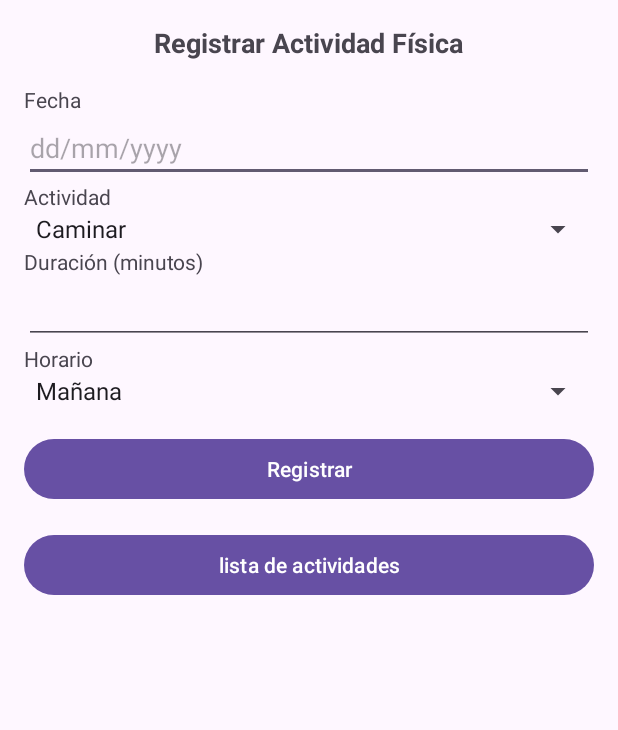
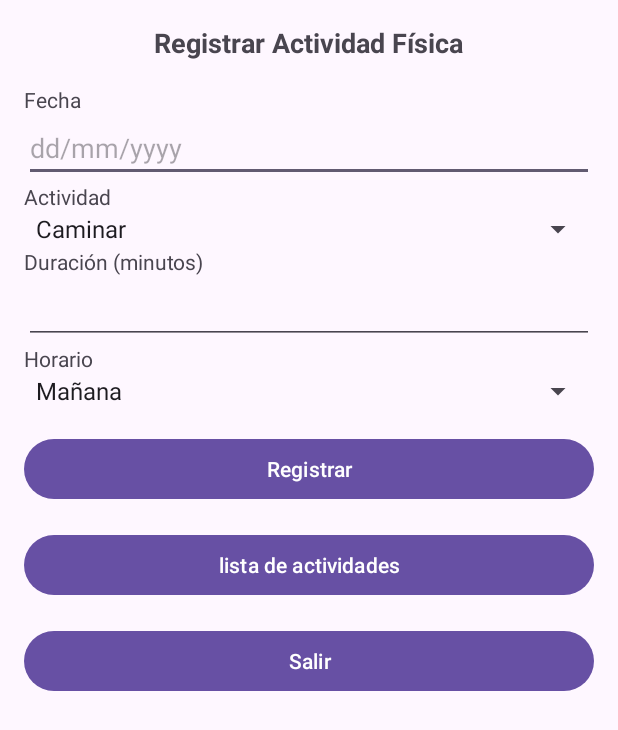
Before and after one commit to Camilo1138/AndroidProyect, an Android app: the AggActividadFisicaActivity screen opened directly, with no data from a screen before it, on a phone screen of 412 x 824 dp. Shown: the top 730 px of the screen. Run offline under Robolectric (Android 15) with nearby library versions, the phone set to English and light mode, and no system bars.

Commit message:
botones de salir y regresar en todo menos medicina.

```diff
--- a/app/src/main/java/com/example/myapplication/ActividadFisicaActivity.java
+++ b/app/src/main/java/com/example/myapplication/ActividadFisicaActivity.java
@@ -2,6 +2,7 @@ package com.example.myapplication;
 
 import android.content.Intent;
 import android.os.Bundle;
+import android.widget.Button;
 
 import androidx.appcompat.app.AppCompatActivity;
 import androidx.recyclerview.widget.LinearLayoutManager;
@@ -34,11 +35,16 @@ public class ActividadFisicaActivity extends AppCompatActivity {
 
         // Ordenar de más reciente a más antigua
         Collections.reverse(activityList);
+        Button btnRegresar = findViewById(R.id.btnRegresar);
 
         // Configurar el RecyclerView
         activityAdapter = new ActFisicaAdapter(activityList);
         recyclerViewActivities.setLayoutManager(new LinearLayoutManager(this));
         recyclerViewActivities.setAdapter(activityAdapter);
+
+        btnRegresar.setOnClickListener(v -> {
+            finish();
+        });
 
 
     }
--- a/app/src/main/java/com/example/myapplication/AggActividadFisicaActivity.java
+++ b/app/src/main/java/com/example/myapplication/AggActividadFisicaActivity.java
@@ -41,6 +41,7 @@ public class AggActividadFisicaActivity extends AppCompatActivity {
         spinnerTime = findViewById(R.id.spinnerTime);
         btnRegister = findViewById(R.id.btnRegister);
         bntmostrar= findViewById(R.id.btnmostrar);
+        Button btnSalir = findViewById(R.id.btnSalir);
 
         // Configurar Spinners
         String[] activities = {"Caminar", "Trotar", "Correr", "Funcional", "Crossfit", "Entrenamiento de pesas", "Nadar"};
@@ -95,9 +96,12 @@ public class AggActividadFisicaActivity extends AppCompatActivity {
                 startActivity(intent);
             }
         });
-
-
-
+        btnSalir.setOnClickListener(new View.OnClickListener() {
+            @Override
+            public void onClick(View v) {
+                finish(); // Finaliza la actividad actual y regresa a la anterior
+            }
+        });
     }
 
     private void saveActivityToFile(ActividadFisica activity) {
--- a/app/src/main/java/com/example/myapplication/AggCitaActivity.java
+++ b/app/src/main/java/com/example/myapplication/AggCitaActivity.java
@@ -1,5 +1,6 @@
 package com.example.myapplication;
 
+import android.annotation.SuppressLint;
 import android.app.DatePickerDialog;
 import android.app.TimePickerDialog;
 import android.content.Intent;
@@ -41,6 +42,7 @@ public class AggCitaActivity extends AppCompatActivity {
         EditText etTitulo = findViewById(R.id.etTitulo);
         Button btnlista_citas = findViewById(R.id.btnlista_citas);
         Button btnGuardar= findViewById(R.id.btnGuardar);
+        Button btnSalir = findViewById(R.id.btnSalir);
 
         // Cargar médicos en el Spinner
         cargarMedicosEnSpinner();
@@ -64,6 +66,10 @@ public class AggCitaActivity extends AppCompatActivity {
                     day
             );
             datePickerDialog.show();
+        });
+
+        btnSalir.setOnClickListener(v -> {
+            finish(); // Finaliza esta actividad y regresa a la actividad anterior
         });
 
         btnSelectTime.setOnClickListener(v -> {
--- a/app/src/main/java/com/example/myapplication/CitasActivity.java
+++ b/app/src/main/java/com/example/myapplication/CitasActivity.java
@@ -1,6 +1,7 @@
 package com.example.myapplication;
 
 import android.os.Bundle;
+import android.widget.Button;
 
 import androidx.activity.EdgeToEdge;
 import androidx.appcompat.app.AppCompatActivity;
@@ -24,9 +25,14 @@ public class CitasActivity extends AppCompatActivity {
     protected void onCreate(Bundle savedInstanceState) {
         super.onCreate(savedInstanceState);
         setContentView(R.layout.activity_citas);
+        Button btnRegresar = findViewById(R.id.btnRegresar);
+        btnRegresar.setOnClickListener(v -> {
+            finish();
+        });
 
         recyclerView = findViewById(R.id.recyclerViewcitas);
         recyclerView.setLayoutManager(new LinearLayoutManager(this));
+
 
         listaCitas = new ArrayList<>();
         leerCitasDesdeArchivo();
--- a/app/src/main/res/layout/activity_agg_actividad_fisica.xml
+++ b/app/src/main/res/layout/activity_agg_actividad_fisica.xml
@@ -4,14 +4,14 @@
     android:layout_height="match_parent"
     android:orientation="vertical"
     android:padding="16dp">
-    <!-- Este es un comentario en XML -->
+
     <TextView
         android:layout_width="wrap_content"
         android:layout_height="wrap_content"
+        android:layout_gravity="center_horizontal"
         android:text="Registrar Actividad Física"
         android:textSize="18sp"
-        android:textStyle="bold"
-        android:layout_gravity="center_horizontal" />
+        android:textStyle="bold" />
 
     <TextView
         android:layout_width="wrap_content"
@@ -65,4 +65,12 @@
         android:layout_height="wrap_content"
         android:text="lista de actividades"
         android:layout_marginTop="16dp" />
+
+    <Button
+        android:id="@+id/btnSalir"
+        android:layout_width="match_parent"
+        android:layout_height="wrap_content"
+        android:text="Salir"
+        android:layout_marginTop="16dp" />
+
 </LinearLayout>
--- a/app/src/main/res/layout/activity_agregar_medico.xml
+++ b/app/src/main/res/layout/activity_agregar_medico.xml
@@ -30,7 +30,7 @@
         android:hint="Teléfono"
         android:inputType="phone" />
 
-    <!-- Campo para Email -->
+
     <EditText
         android:id="@+id/etEmail"
         android:layout_width="match_parent"
@@ -39,7 +39,6 @@
         android:hint="Email"
         android:inputType="textEmailAddress" />
 
-    <!-- Campo para Dirección -->
     <EditText
         android:id="@+id/etDireccion"
         android:layout_width="match_parent"
@@ -59,4 +58,5 @@
         android:layout_width="match_parent"
         android:layout_height="wrap_content"
         android:text="Cancelar" />
+
 </LinearLayout>
```
Also changed, not shown: app/src/main/java/com/example/myapplication/ListadoMedicosActivity.java (+9 -0 lines), app/src/main/res/layout/activity_actividad_fisica.xml (+13 -4 lines), app/src/main/res/layout/activity_agg_cita.xml (+12 -0 lines), app/src/main/res/layout/activity_citas.xml (+11 -3 lines), app/src/main/res/layout/activity_listado_medicos.xml (+22 -4 lines).
